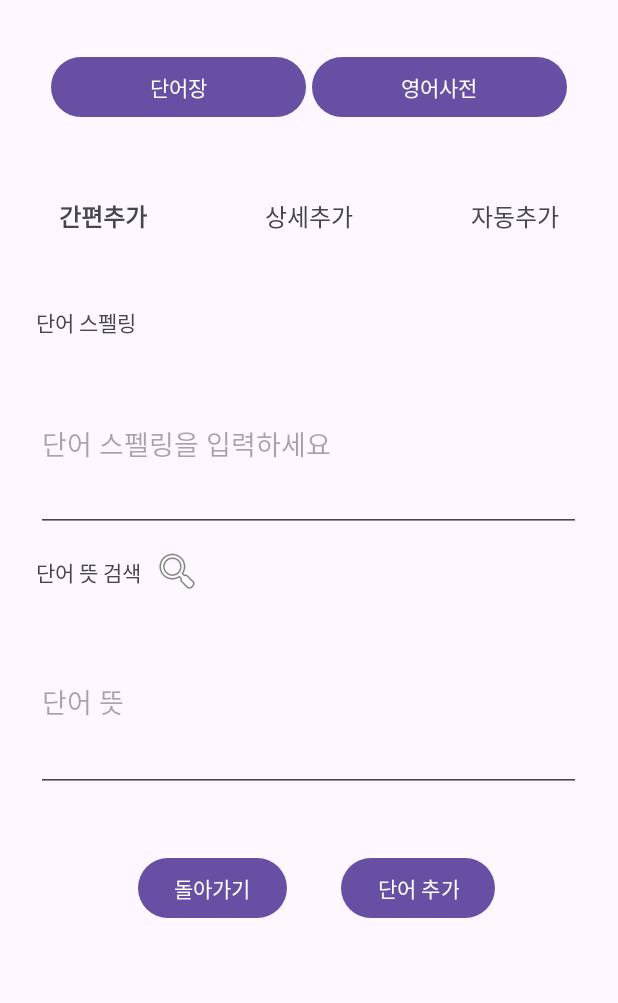
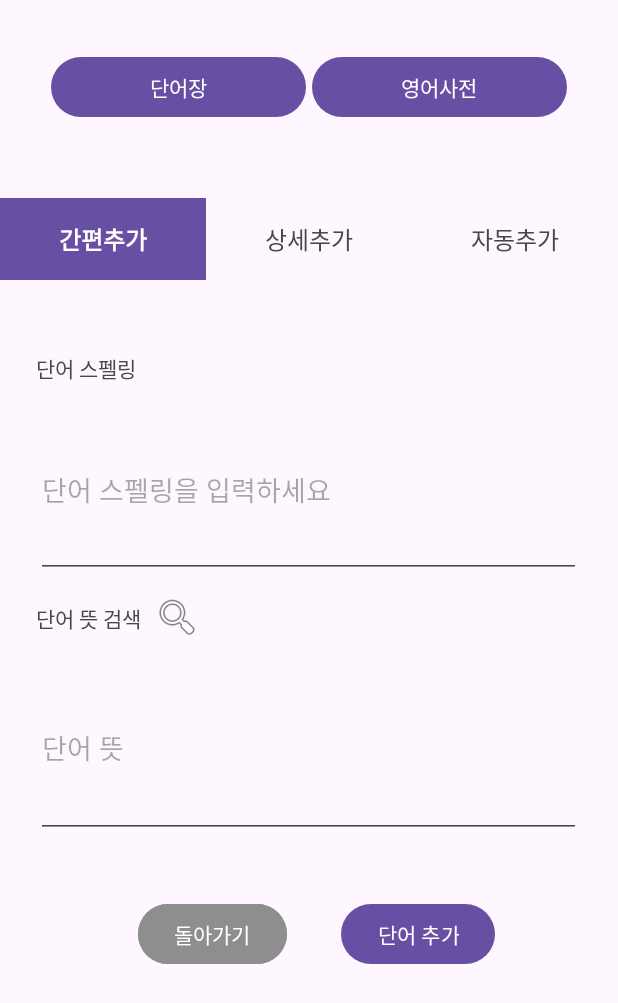
Before and after one commit to dmsgktn0523/toggleworld, an Android app: the fragment Frag1AddingWord placed in its activity, on a phone screen of 412 x 824 dp. Shown: the top 1003 px of the screen. Run offline under Robolectric (Android 15) with nearby library versions, the phone set to English and light mode, and no system bars.

Commit message:
Day 13 after updating - Added Return button and made it work. (frag1_auto_add,frag1_detail_add,frag1_quick_add)

```diff
--- a/app/src/main/AndroidManifest.xml
+++ b/app/src/main/AndroidManifest.xml
@@ -18,6 +18,7 @@
 
         android:theme="@style/Theme.Toggleworld"
         tools:targetApi="31">
+
         <activity
             android:name=".MainActivity"
             android:exported="true">
@@ -27,6 +28,7 @@
                 <category android:name="android.intent.category.LAUNCHER" />
             </intent-filter>
         </activity>
+
     </application>
 
 </manifest>
--- a/app/src/main/java/com/hello/toggleworld/Frag1AddingWord.kt
+++ b/app/src/main/java/com/hello/toggleworld/Frag1AddingWord.kt
@@ -2,6 +2,7 @@ package com.hello.toggleworld
 
 import android.content.Intent
 import android.graphics.Typeface
+import android.graphics.Color
 import android.os.Bundle
 import android.view.LayoutInflater
 import android.view.View
@@ -10,9 +11,11 @@ import androidx.fragment.app.Fragment
 import androidx.fragment.app.FragmentManager
 import com.hello.toggleworld.databinding.Frag1Binding
 import com.hello.toggleworld.databinding.Frag1AddingWordBinding
+import com.hello.toggleworld.databinding.Frag1QuickAddBinding
 
 class Frag1AddingWord : Fragment() {
     private lateinit var binding: Frag1AddingWordBinding
+    private lateinit var bindingFrag1QuickAdd: Frag1QuickAddBinding
 
     override fun onCreateView(
         inflater: LayoutInflater,
@@ -28,10 +31,15 @@ class Frag1AddingWord : Fragment() {
 
         setFrag(0)
         binding.textFrag1QuickAdd.setTypeface(null, Typeface.BOLD)
+        binding.textFrag1QuickAdd.setBackgroundColor(Color.parseColor("#6750A3"))
+        binding.textFrag1QuickAdd.setTextColor(Color.WHITE)
+
 
         binding.textFrag1QuickAdd.setOnClickListener {
             setFrag(0)
             binding.textFrag1QuickAdd.setTypeface(null, Typeface.BOLD)
+          //  binding.textFrag1QuickAdd.setBackgroundColor(Color.parseColor("#6750A3"))
+//.textFrag1QuickAdd.setTextColor(Color.WHITE)
             // 다른 버튼들의 텍스트 스타일을 원래대로 변경
             binding.textFrag1DetailAdd.setTypeface(null, Typeface.NORMAL)
             binding.textFrag1AutoAdd.setTypeface(null, Typeface.NORMAL)
@@ -39,6 +47,8 @@ class Frag1AddingWord : Fragment() {
         binding.textFrag1DetailAdd.setOnClickListener {
             setFrag(1)
             binding.textFrag1DetailAdd.setTypeface(null, Typeface.BOLD)
+         //   binding.textFrag1DetailAdd.setBackgroundColor(Color.parseColor("#6750A3"))
+         //   binding.textFrag1DetailAdd.setTextColor(Color.WHITE)
             // 다른 버튼들의 텍스트 스타일을 원래대로 변경
             binding.textFrag1QuickAdd.setTypeface(null, Typeface.NORMAL)
             binding.textFrag1AutoAdd.setTypeface(null, Typeface.NORMAL)
@@ -46,10 +56,14 @@ class Frag1AddingWord : Fragment() {
         binding.textFrag1AutoAdd.setOnClickListener {
             setFrag(2)
             binding.textFrag1AutoAdd.setTypeface(null, Typeface.BOLD)
+         //   binding.textFrag1AutoAdd.setBackgroundColor(Color.parseColor("#6750A3"))
+         //   binding.textFrag1AutoAdd.setTextColor(Color.WHITE)
             // 다른 버튼들의 텍스트 스타일을 원래대로 변경
             binding.textFrag1QuickAdd.setTypeface(null, Typeface.NORMAL)
             binding.textFrag1DetailAdd.setTypeface(null, Typeface.NORMAL)
         }
+
+
     }
 
 
--- a/app/src/main/java/com/hello/toggleworld/Frag1QuickAdd.kt
+++ b/app/src/main/java/com/hello/toggleworld/Frag1QuickAdd.kt
@@ -1,20 +1,36 @@
 package com.hello.toggleworld
 
+import android.content.Intent
 import android.os.Bundle
 import android.view.LayoutInflater
 import android.view.View
 import android.view.ViewGroup
+import android.widget.Button
 import androidx.fragment.app.Fragment
 import androidx.fragment.app.FragmentManager
 import com.hello.toggleworld.databinding.Frag1Binding
 import com.hello.toggleworld.databinding.Frag1QuickAddBinding
 
 class Frag1QuickAdd : Fragment() {
-    private lateinit var binding: Frag1QuickAdd
+    private lateinit var binding: Frag1QuickAddBinding
 
     override fun onCreateView(inflater: LayoutInflater, container: ViewGroup?, savedInstanceState: Bundle?): View? {
-        val view = inflater.inflate(R.layout.frag1_quick_add, container,false)
+        binding = Frag1QuickAddBinding.inflate(inflater, container, false)
+        return binding.root
+    }
 
-        return view
+
+    interface OnReturnButtonClickListener {
+        fun onReturnButtonClick()
+    }
+
+    override fun onViewCreated(view: View, savedInstanceState: Bundle?) {
+        super.onViewCreated(view, savedInstanceState)
+
+
+        binding.btnQuickReturn.setOnClickListener {
+            // Call the interface method when the button is clicked
+            (activity as? OnReturnButtonClickListener)?.onReturnButtonClick()
+        }
     }
 }
--- a/app/src/main/java/com/hello/toggleworld/MainActivity.kt
+++ b/app/src/main/java/com/hello/toggleworld/MainActivity.kt
@@ -1,11 +1,13 @@
 package com.hello.toggleworld
 
+import android.graphics.Typeface
 import android.os.Bundle
 import androidx.appcompat.app.AppCompatActivity
 import com.hello.toggleworld.databinding.ActivityMainBinding
+import com.hello.toggleworld.databinding.Frag1QuickAddBinding
 
 
-class MainActivity : AppCompatActivity() {
+class MainActivity : AppCompatActivity(), Frag1QuickAdd.OnReturnButtonClickListener, Frag1DetailAdd.OnReturnButtonClickListener, Frag1AutoAdd.OnReturnButtonClickListener {
 
 
 
@@ -14,7 +16,7 @@ class MainActivity : AppCompatActivity() {
         super.onCreate(savedInstanceState)
         binding = ActivityMainBinding.inflate(layoutInflater)
         setContentView(binding.root)
-
+        //bindingFrag1QuickAdd = Frag1QuickAddBinding.inflate(inflater, container, false)
 
 
 
@@ -25,6 +27,11 @@ class MainActivity : AppCompatActivity() {
             setFrag(1)
         }
 
+        //bindingFrag1QuickAdd.btnReturn.setOnClickListener {
+        //    setFrag(0)
+        //}
+
+
 //        binding.btnBottomFragment3.setOnClickListener {
 //            setFrag(2)
 //        }
@@ -33,7 +40,9 @@ class MainActivity : AppCompatActivity() {
 
 
     }
-
+    override fun onReturnButtonClick() {
+        setFrag(0)
+    }
 
     private fun setFrag(fragNum: Int) {
         val ft = supportFragmentManager.beginTransaction()
--- a/app/src/main/res/layout/activity_main.xml
+++ b/app/src/main/res/layout/activity_main.xml
@@ -18,8 +18,8 @@
             android:id="@+id/btn_fragment1"
             android:layout_width="match_parent"
             android:layout_height="wrap_content"
+            android:layout_margin="2dp"
             android:layout_weight="1"
-            android:layout_margin="2dp"
             android:text="단어장" />
 
         <Button
--- a/app/src/main/res/layout/frag1.xml
+++ b/app/src/main/res/layout/frag1.xml
@@ -27,7 +27,7 @@
     <!--        height 표시하는 더 좋은 방법 필요!!! -->
     <FrameLayout
         android:layout_width="wrap_content"
-        android:layout_height="560dp">
+        android:layout_height="540dp">
 
 
         <ListView
@@ -52,6 +52,7 @@
             android:layout_height="wrap_content"
             android:layout_margin="2dp"
             android:layout_weight="1"
+            android:backgroundTint="#8E8E8E"
             android:text="정렬" />
 
         <Button
@@ -60,6 +61,7 @@
             android:layout_height="wrap_content"
             android:layout_margin="2dp"
             android:layout_weight="1"
+            android:backgroundTint="#8E8E8E"
             android:text="설정" />
 
         <Button
@@ -76,6 +78,7 @@
             android:layout_height="wrap_content"
             android:layout_margin="2dp"
             android:layout_weight="1"
+            android:backgroundTint="#8E8E8E"
             android:text="편집" />
 
     </LinearLayout>
--- a/app/src/main/res/layout/frag1_adding_word.xml
+++ b/app/src/main/res/layout/frag1_adding_word.xml
@@ -18,8 +18,9 @@
             android:layout_weight="1"
             android:text="간편추가"
             android:textAlignment="center"
-            android:textSize="16dp" />
-
+            android:textSize="16dp"
+            android:paddingTop="15dp"
+            android:paddingBottom="15dp"/>
         <TextView
             android:id="@+id/text_frag1_detail_add"
             android:layout_width="wrap_content"
@@ -27,7 +28,9 @@
             android:layout_weight="1"
             android:text="상세추가"
             android:textAlignment="center"
-            android:textSize="16dp" />
+            android:textSize="16dp"
+            android:paddingTop="15dp"
+            android:paddingBottom="15dp"/>
 
         <TextView
             android:id="@+id/text_frag1_auto_add"
@@ -36,7 +39,9 @@
             android:layout_weight="1"
             android:text="자동추가"
             android:textAlignment="center"
-            android:textSize="16dp" />
+            android:textSize="16dp"
+            android:paddingTop="15dp"
+            android:paddingBottom="15dp"/>
 
 
     </LinearLayout>
--- a/app/src/main/res/layout/frag1_quick_add.xml
+++ b/app/src/main/res/layout/frag1_quick_add.xml
@@ -6,23 +6,24 @@
     android:layout_height="match_parent">
 
     <Button
-        android:id="@+id/button"
+        android:id="@+id/btn_quick_return"
         android:layout_width="wrap_content"
         android:layout_height="wrap_content"
         android:layout_marginStart="92dp"
         android:layout_marginTop="40dp"
+        android:backgroundTint="#8E8E8E"
         android:text="돌아가기"
         app:layout_constraintStart_toStartOf="parent"
         app:layout_constraintTop_toBottomOf="@+id/editTextText2" />
 
     <Button
-        android:id="@+id/button2"
+        android:id="@+id/btn_add"
         android:layout_width="wrap_content"
         android:layout_height="wrap_content"
         android:layout_marginStart="36dp"
         android:layout_marginTop="40dp"
         android:text="단어 추가"
-        app:layout_constraintStart_toEndOf="@+id/button"
+        app:layout_constraintStart_toEndOf="@+id/btn_quick_return"
         app:layout_constraintTop_toBottomOf="@+id/editTextText2" />
 
     <TextView
--- a/app/src/main/res/layout/frag2.xml
+++ b/app/src/main/res/layout/frag2.xml
@@ -9,7 +9,7 @@
     <WebView
         android:id="@+id/dictionary_web_naver"
         android:layout_width="match_parent"
-        android:layout_height="620dp"
+        android:layout_height="602dp"
         app:layout_constraintBottom_toBottomOf="parent"
         app:layout_constraintEnd_toEndOf="parent"
         app:layout_constraintStart_toStartOf="parent"
```
Also changed, not shown: app/src/main/java/com/hello/toggleworld/Frag1AutoAdd.kt (+21 -3 lines), app/src/main/java/com/hello/toggleworld/Frag1DetailAdd.kt (+20 -3 lines), app/src/main/res/layout/frag1_auto_add.xml (+13 -11 lines), app/src/main/res/layout/frag1_detail_add.xml (+4 -3 lines).
